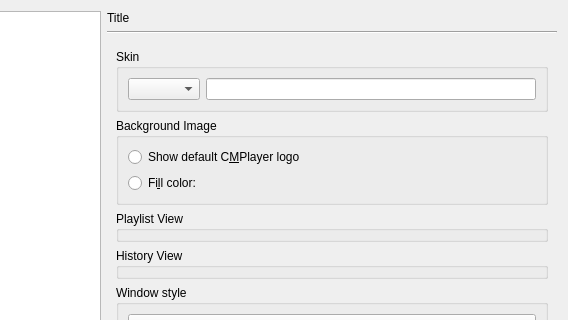
Above: src/bomi/ui/prefdialog.ui from bylee20/bomi before the change; both pictures show x 110 to 678 and y 0 to 320 of the 678 by 693 pixel window. Below: the same form after it.
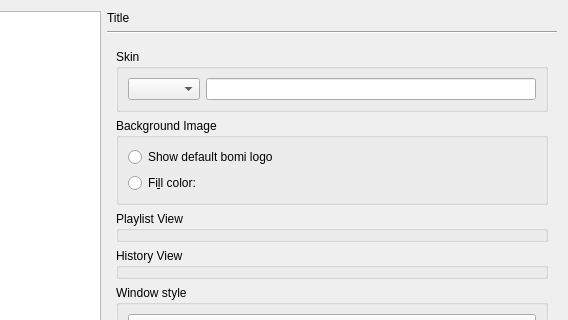
That is the form after the change. The open tabs and pages were chosen to show the change. Icons and pictures are not drawn. Custom widgets are drawn as their Qt base class.

Diff of the .ui file:
```diff
--- a/src/bomi/ui/prefdialog.ui
+++ b/src/bomi/ui/prefdialog.ui
@@ -2107,7 +2107,7 @@
             <item>
              <widget class="QRadioButton" name="show_logo">
               <property name="text">
-               <string>Show default C&amp;MPlayer logo</string>
+               <string>Show default bomi logo</string>
               </property>
              </widget>
             </item>
```
Left out of the diff: 2 changed lines with no effect on the pictures.
